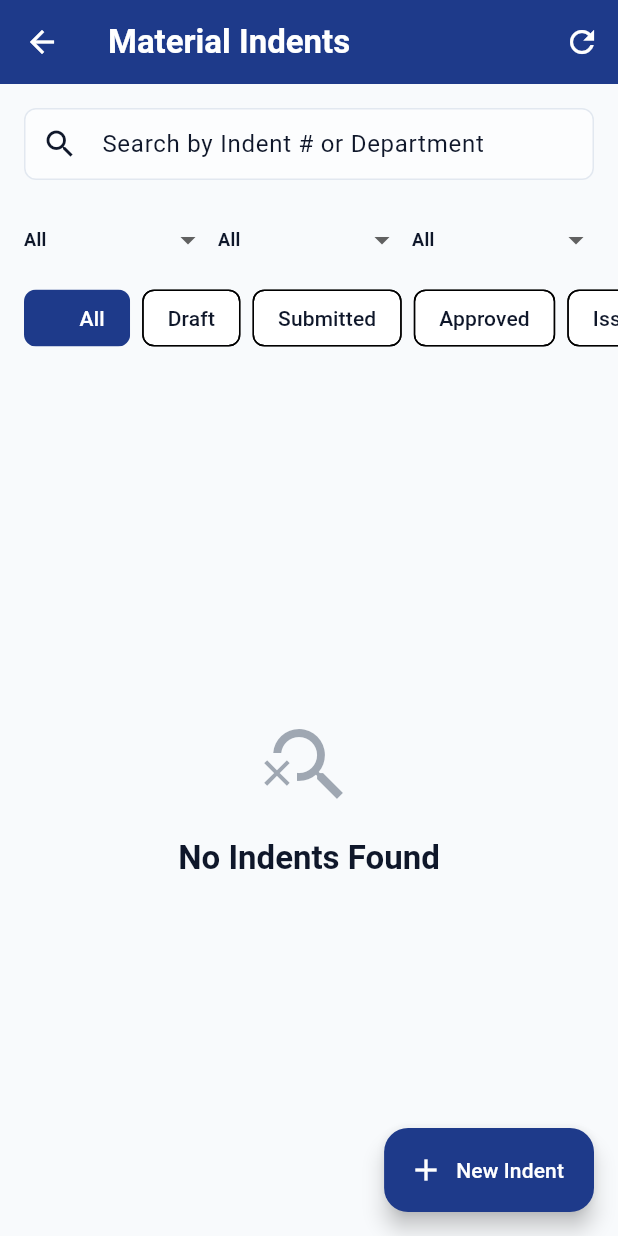
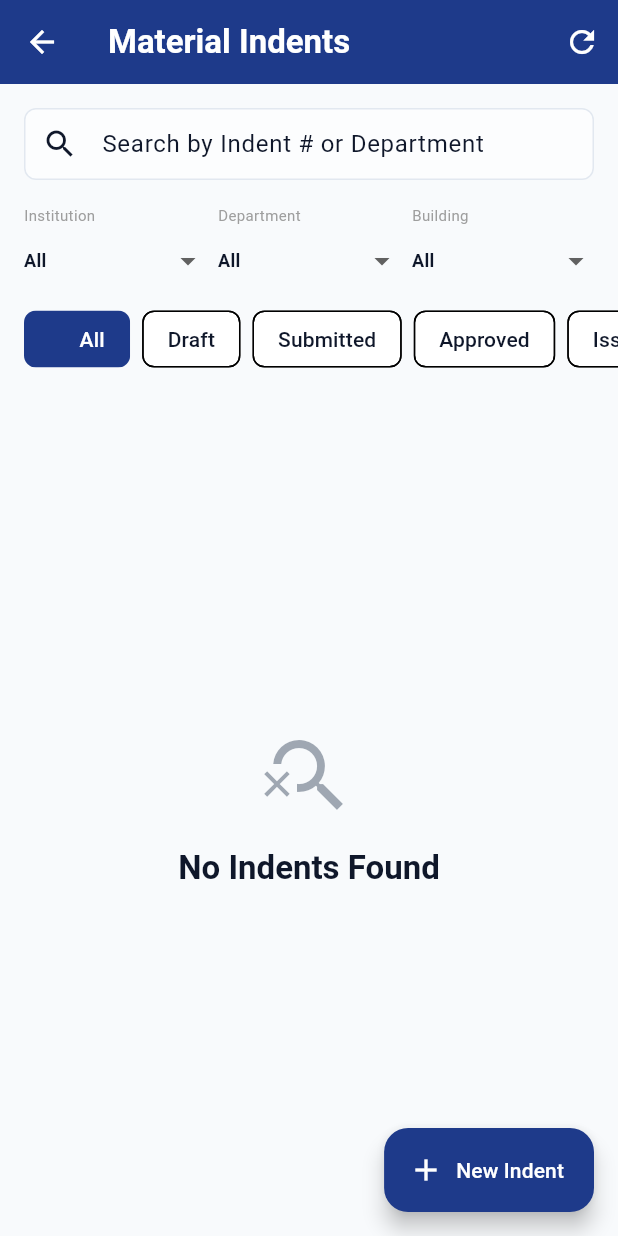
Before and after one commit to Ermars8055/smartcampus2, a Flutter app: the IndentsListScreen screen opened directly, on a phone screen of 412 x 824 dp. Run offline on Flutter 3.47's test engine with Material 3 defaults, Android fonts, the phone set to English and light mode, and no system bars; our stand-ins replace dio, flutter_dotenv, flutter_secure_storage, go_router, image_picker, shared_preferences; missing offline and left inert: nowa_runtime; accounts and stored records are empty; network calls fail; project files that could hold a hidden picture were left out.

Commit message:
Fix UI labels for dropdowns in Indents screen

```diff
--- a/smartcampusAPP/52409c58-88e7-42ca-ab6e-6e2f5bbbf035/facilityflow/lib/pages/indents_list_screen.dart
+++ b/smartcampusAPP/52409c58-88e7-42ca-ab6e-6e2f5bbbf035/facilityflow/lib/pages/indents_list_screen.dart
@@ -129,11 +129,14 @@ class _IndentsListScreenState extends State<IndentsListScreen> {
               child: Row(
                 children: [
                   Expanded(
-                    child: DropdownButtonHideUnderline(
+                    child: Column(
+                      crossAxisAlignment: CrossAxisAlignment.start,
+                      children: [
+                        const Text('Institution', style: TextStyle(fontSize: 10, color: Colors.grey)),
+                        DropdownButtonHideUnderline(
                           child: DropdownButton<String>(
                             isExpanded: true,
                             value: uniqueInstitutions.contains(_selectedInstitution) ? _selectedInstitution : 'All',
-                        hint: const Text('Institution'),
                             items: uniqueInstitutions.map((String value) {
                               return DropdownMenuItem<String>(
                                 value: value,
@@ -147,14 +150,19 @@ class _IndentsListScreenState extends State<IndentsListScreen> {
                             },
                           ),
                         ),
+                      ],
+                    ),
                   ),
                   const SizedBox(width: 8),
                   Expanded(
-                    child: DropdownButtonHideUnderline(
+                    child: Column(
+                      crossAxisAlignment: CrossAxisAlignment.start,
+                      children: [
+                        const Text('Department', style: TextStyle(fontSize: 10, color: Colors.grey)),
+                        DropdownButtonHideUnderline(
                           child: DropdownButton<String>(
                             isExpanded: true,
                             value: uniqueDepartments.contains(_selectedDepartment) ? _selectedDepartment : 'All',
-                        hint: const Text('Department'),
                             items: uniqueDepartments.map((String value) {
                               return DropdownMenuItem<String>(
                                 value: value,
@@ -168,14 +176,19 @@ class _IndentsListScreenState extends State<IndentsListScreen> {
                             },
                           ),
                         ),
+                      ],
+                    ),
                   ),
                   const SizedBox(width: 8),
                   Expanded(
-                    child: DropdownButtonHideUnderline(
+                    child: Column(
+                      crossAxisAlignment: CrossAxisAlignment.start,
+                      children: [
+                        const Text('Building', style: TextStyle(fontSize: 10, color: Colors.grey)),
+                        DropdownButtonHideUnderline(
                           child: DropdownButton<String>(
                             isExpanded: true,
                             value: uniqueBuildings.contains(_selectedBuilding) ? _selectedBuilding : 'All',
-                        hint: const Text('Building'),
                             items: uniqueBuildings.map((String value) {
                               return DropdownMenuItem<String>(
                                 value: value,
@@ -188,6 +201,8 @@ class _IndentsListScreenState extends State<IndentsListScreen> {
                               });
                             },
                           ),
+                        ),
+                      ],
                     ),
                   ),
                 ],
```
Lines whose indentation alone changed are shown as unchanged.
